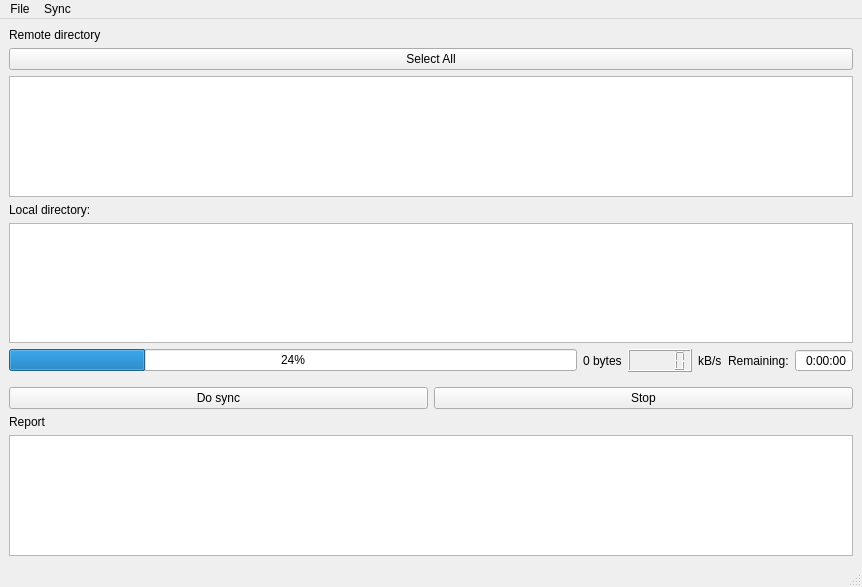
Qt form mageiaSync/mageiaSyncUI.ui (papoteur-mga/mageiaSync) before a commit.
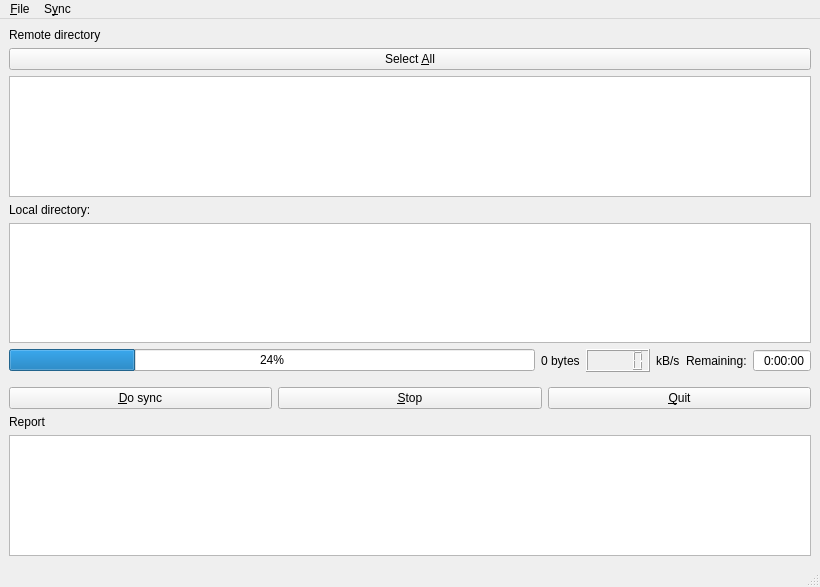
The same form after that commit. Icons and pictures are not drawn.

```diff
--- a/mageiaSync/mageiaSyncUI.ui
+++ b/mageiaSync/mageiaSyncUI.ui
@@ -6,7 +6,7 @@
    <rect>
     <x>0</x>
     <y>0</y>
-    <width>862</width>
+    <width>820</width>
     <height>587</height>
    </rect>
   </property>
@@ -31,7 +31,7 @@
        <locale language="English" country="UnitedStates"/>
       </property>
       <property name="text">
-       <string>Select All</string>
+       <string>Select &amp;All</string>
       </property>
      </widget>
     </item>
@@ -157,7 +157,7 @@
          <locale language="English" country="UnitedStates"/>
         </property>
         <property name="text">
-         <string>Do sync</string>
+         <string>&amp;Do sync</string>
         </property>
        </widget>
       </item>
@@ -167,7 +167,17 @@
          <locale language="English" country="UnitedStates"/>
         </property>
         <property name="text">
-         <string>Stop</string>
+         <string>&amp;Stop</string>
+        </property>
+       </widget>
+      </item>
+      <item>
+       <widget class="QPushButton" name="quit">
+        <property name="locale">
+         <locale language="English" country="UnitedStates"/>
+        </property>
+        <property name="text">
+         <string>&amp;Quit</string>
         </property>
        </widget>
       </item>
@@ -194,7 +204,7 @@
     <rect>
      <x>0</x>
      <y>0</y>
-     <width>862</width>
+     <width>820</width>
      <height>19</height>
     </rect>
    </property>
@@ -203,7 +213,7 @@
      <locale language="English" country="UnitedStates"/>
     </property>
     <property name="title">
-     <string>File</string>
+     <string>&amp;File</string>
     </property>
     <addaction name="actionUpdate"/>
     <addaction name="actionPreferences"/>
@@ -211,7 +221,7 @@
    </widget>
    <widget class="QMenu" name="menuSync">
     <property name="title">
-     <string>Sync</string>
+     <string>S&amp;ync</string>
     </property>
     <addaction name="actionRename"/>
    </widget>
```
Left out of the diff: 27 changed lines with no effect on the pictures.
